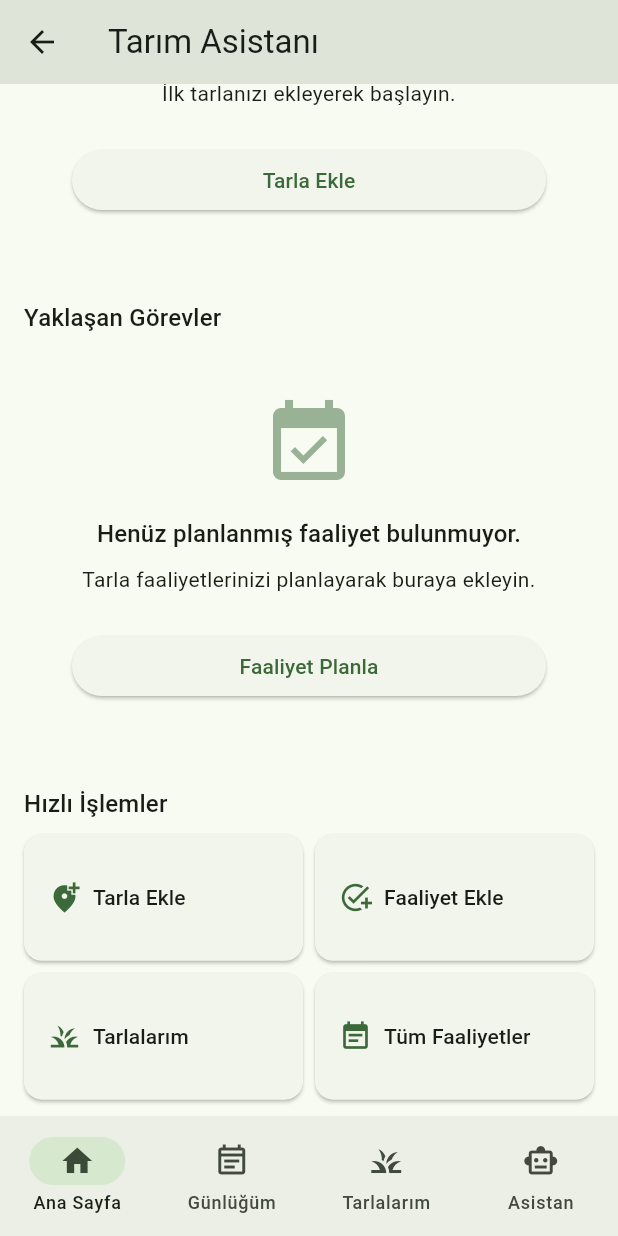
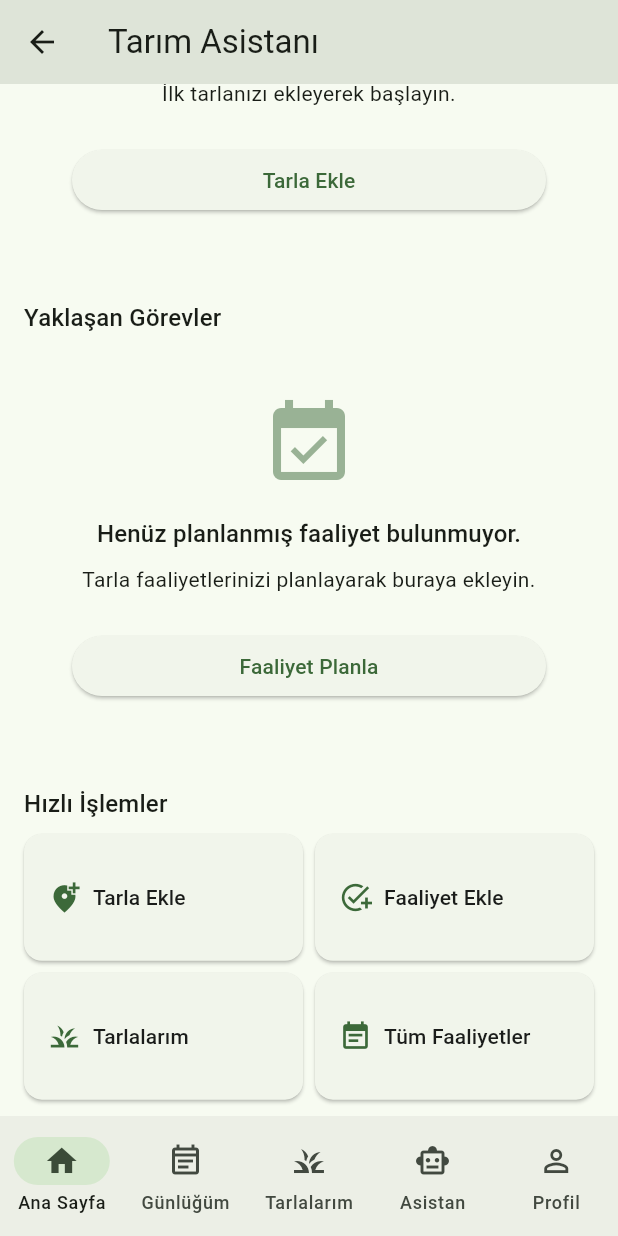
Before and after one commit to veliunusdu/Tarla-Asistan-, a Flutter app: the AnaEkran screen opened directly, scrolled down 576 dp, on a phone screen of 412 x 824 dp. Run offline on Flutter 3.47's test engine with Material 3 defaults, Android fonts, the phone set to English and light mode, and no system bars; our stand-ins replace cloud_firestore, connectivity_plus, firebase_auth, firebase_core, firebase_messaging, flutter_map and 7 more; accounts and stored records are empty.

Commit message:
feat: add mobile profile navigation

```diff
--- a/mobile/lib/screens/ana_ekran.dart
+++ b/mobile/lib/screens/ana_ekran.dart
@@ -6,6 +6,7 @@ import '../features/fields/data/tarla_repository.dart';
 import '../features/weather/data/weather_repository.dart';
 import 'ai_asistan_ekrani.dart';
 import 'ana_sayfa_ekrani.dart';
+import 'profil_ekrani.dart';
 import 'tarla_gunlugu_ekrani.dart';
 import 'tarla_listesi_ekrani.dart';
 
@@ -13,7 +14,7 @@ import 'tarla_listesi_ekrani.dart';
 // Sekme tanımları — raw indeks yerine tip güvenli enum
 // ---------------------------------------------------------------------------
 
-enum _Sekme { anaSayfa, gunlugum, tarlalarim, asistan }
+enum _Sekme { anaSayfa, gunlugum, tarlalarim, asistan, profil }
 
 // ---------------------------------------------------------------------------
 // AnaEkran
@@ -79,6 +80,8 @@ class _AnaEkranState extends State<AnaEkran> {
       ),
       // 3 — Asistan
       AiAsistanEkrani(repository: widget._aiRepo),
+      // 4 — Profil
+      const ProfilEkrani(),
     ];
   }
 
@@ -125,6 +128,11 @@ class _AnaEkranState extends State<AnaEkran> {
               selectedIcon: Icon(Icons.smart_toy),
               label: 'Asistan',
             ),
+            NavigationDestination(
+              icon: Icon(Icons.person_outline),
+              selectedIcon: Icon(Icons.person),
+              label: 'Profil',
+            ),
           ],
         ),
       ),
```
Also changed, not shown: mobile/lib/screens/profil_ekrani.dart (added, +34 -0 lines), 1 other file.
